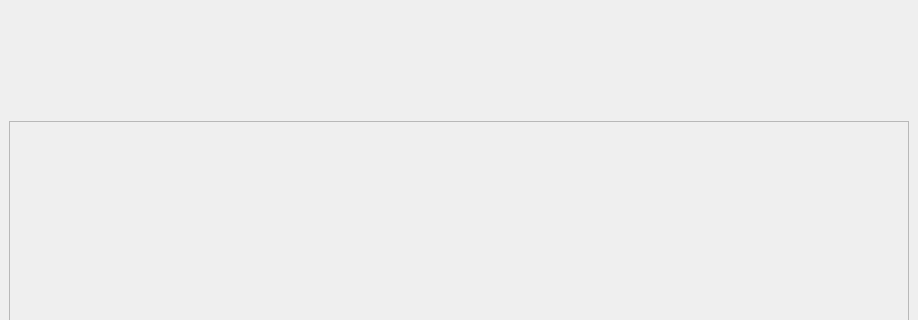
cberdaguer/table_numerique, file App_Qt/TV_Tactile/appgalerie.ui: the form before one commit; both pictures show x 0 to 918 and y 0 to 320 of the 918 by 826 pixel window.
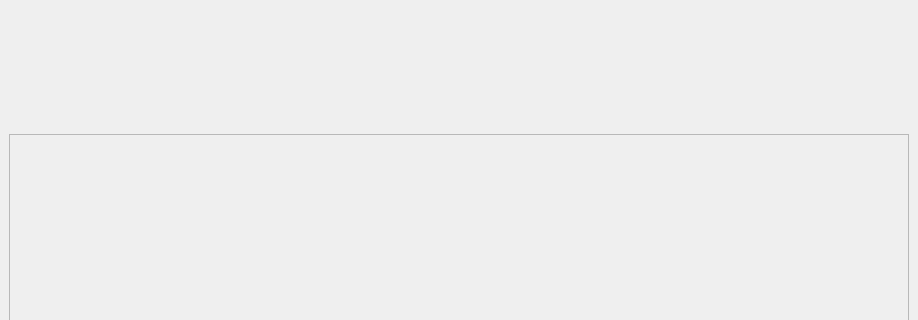
The form after the commit. Icons and pictures are not drawn.

The edit to the form file:
```diff
--- a/App_Qt/TV_Tactile/appgalerie.ui
+++ b/App_Qt/TV_Tactile/appgalerie.ui
@@ -35,6 +35,25 @@
         </item>
         <item>
          <layout class="QVBoxLayout" name="vLayout_URight">
+          <item>
+           <widget class="QLabel" name="txtTitre">
+            <property name="font">
+             <font>
+              <family>Times New Roman</family>
+              <pointsize>30</pointsize>
+             </font>
+            </property>
+            <property name="styleSheet">
+             <string notr="true">color: rgb(255, 255, 255);</string>
+            </property>
+            <property name="text">
+             <string/>
+            </property>
+            <property name="wordWrap">
+             <bool>true</bool>
+            </property>
+           </widget>
+          </item>
           <item>
            <widget class="QLabel" name="txtPhotographe">
             <property name="palette">
@@ -131,28 +150,10 @@
             <property name="font">
              <font>
               <family>Times New Roman</family>
-              <pointsize>28</pointsize>
-              <weight>75</weight>
-              <bold>true</bold>
-             </font>
-            </property>
-            <property name="styleSheet">
-             <string notr="true">color: rgb(255, 255, 255);</string>
-            </property>
-            <property name="text">
-             <string/>
-            </property>
-            <property name="wordWrap">
-             <bool>true</bool>
-            </property>
-           </widget>
-          </item>
-          <item>
-           <widget class="QLabel" name="txtTitre">
-            <property name="font">
-             <font>
-              <family>Times New Roman</family>
               <pointsize>24</pointsize>
+              <weight>50</weight>
+              <italic>true</italic>
+              <bold>false</bold>
              </font>
             </property>
             <property name="styleSheet">
@@ -171,6 +172,7 @@
             <property name="font">
              <font>
               <family>Times New Roman</family>
+              <pointsize>16</pointsize>
              </font>
             </property>
             <property name="styleSheet">
@@ -179,6 +181,9 @@
             <property name="text">
              <string/>
             </property>
+            <property name="textFormat">
+             <enum>Qt::RichText</enum>
+            </property>
             <property name="wordWrap">
              <bool>true</bool>
             </property>
```
Left out of the diff: 2 changed lines with no effect on the pictures.
